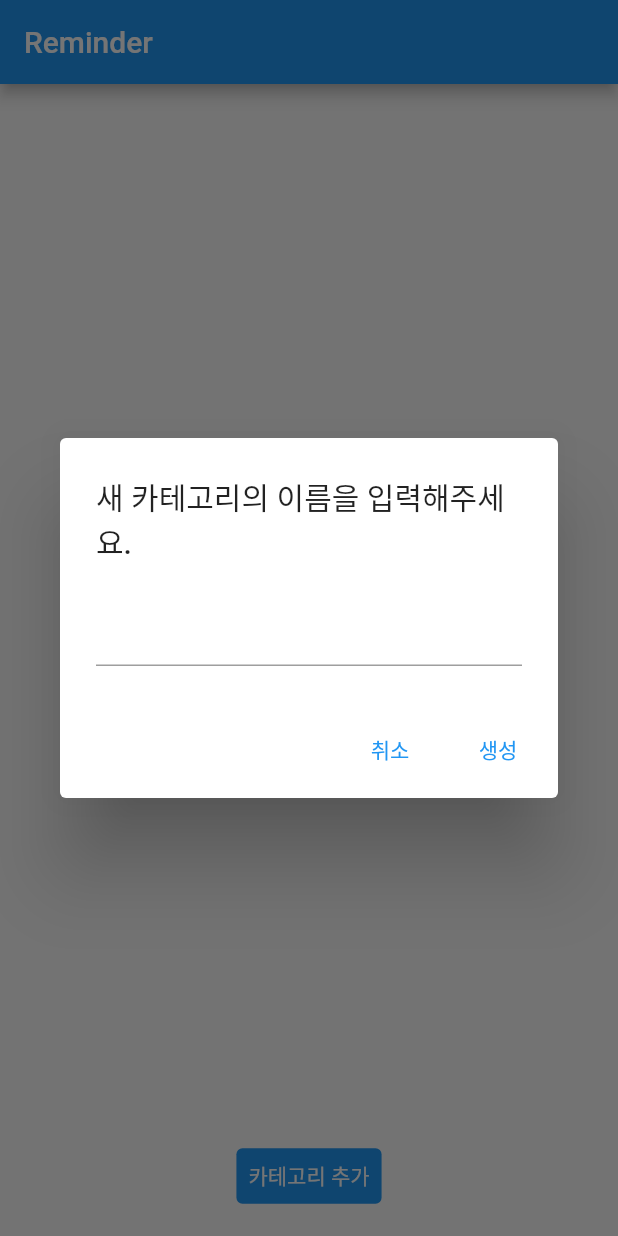
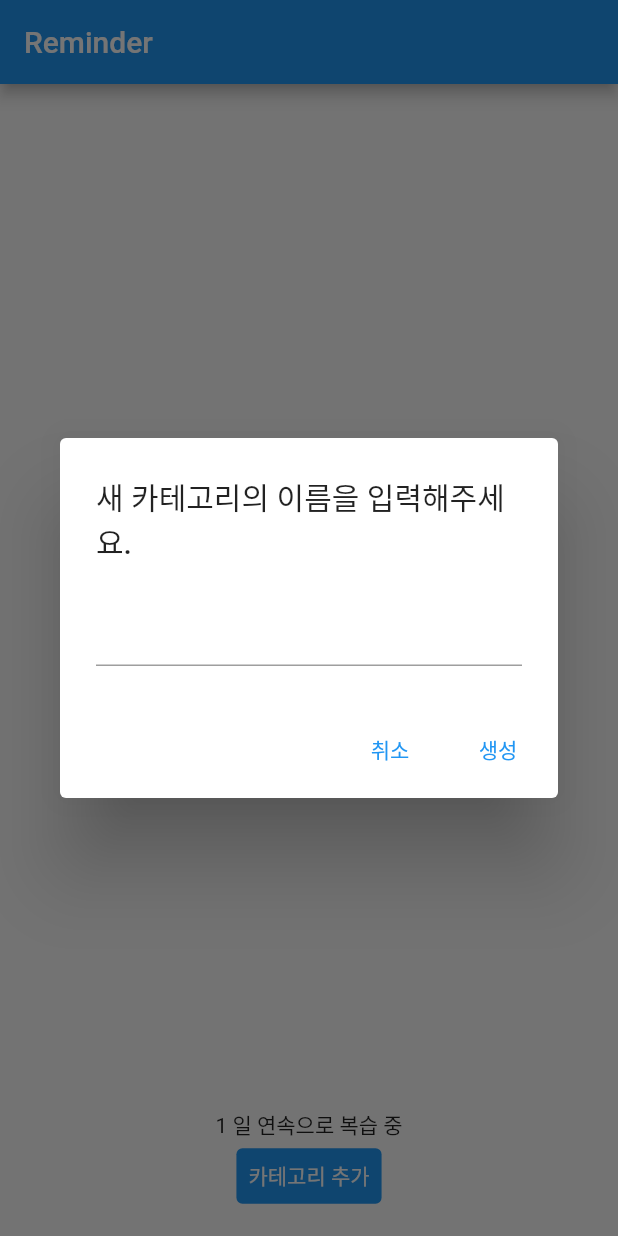
Before and after one commit to LimYooyeol/reminder, a Flutter app: the screen it shows after launch, after a tap on "카테고리 추가", on a phone screen of 412 x 824 dp. Run offline on Flutter 3.47's test engine with Material 2 defaults, Android fonts, the phone set to English and light mode, and no system bars; our stand-ins replace sqflite; accounts and stored records are empty.

Commit message:
접속 기록 추가

```diff
--- /dev/null
+++ b/lib/model/history.dart
@@ -0,0 +1,45 @@
+import 'package:reminder/model/quiz.dart';
+
+class HistoryFields{
+  static final String id = 'id';
+  static final String lastDate = 'last_date';
+  static final String continued = 'continued';
+}
+
+class History{
+  static String tableName = 'history';
+
+  final int? id;
+  final DateTime lastDate;
+  final int continued;
+
+  const History({
+    this.id,
+    required this.lastDate,
+    required this.continued,
+  });
+
+  Map<String, dynamic> toJson(){
+    return{
+      HistoryFields.id: id,
+      HistoryFields.lastDate: lastDate.toIso8601String(),
+      HistoryFields.continued: continued,
+    };
+  }
+
+  factory History.fromJson(Map<String, dynamic> json){
+    return History(
+      id: json[HistoryFields.id] as int?,
+      lastDate: DateTime.parse(json[HistoryFields.lastDate] as String),
+      continued: json[HistoryFields.continued] as int,
+    );
+  }
+
+  History clone({int? id}){
+    return History(
+      id: id,
+      lastDate: lastDate,
+      continued: continued,
+    );
+  }
+}
--- /dev/null
+++ b/lib/repository/HistoryRepository.dart
@@ -0,0 +1,51 @@
+
+import 'package:reminder/repository/sql_database.dart';
+
+import '../model/history.dart';
+
+class HistoryRepository{
+
+  //저장
+  static Future<History> save(History history) async{
+    var db = await SqlDatabase().database;
+
+    var id = await db?.insert(History.tableName, history.toJson());
+
+    return history.clone(id:id);
+  }
+
+  // 조회
+  static Future<History?> getHistory() async{
+    var db = await SqlDatabase().database;
+
+    var result = await db?.query(History.tableName, columns: [
+     HistoryFields.lastDate,
+     HistoryFields.continued,
+    ]);
+
+    var listResult = result!.map((data){
+      return History.fromJson(data);
+    }).toList();
+
+    if(listResult.isEmpty){
+      return null;
+    }
+
+    return listResult[0];
+  }
+
+  // 수정
+  static Future<void> update(DateTime lastDate, int continued) async{
+    var db = await SqlDatabase().database;
+
+    await db?.update(History.tableName,
+      {
+        HistoryFields.lastDate: lastDate.toIso8601String(),
+        HistoryFields.continued: continued,
+      },
+      where: 'id = ?',
+      whereArgs: [1],
+    );
+  }
+
+}
--- a/lib/repository/sql_database.dart
+++ b/lib/repository/sql_database.dart
@@ -2,6 +2,7 @@ import 'package:path/path.dart';
 import 'package:reminder/model/category.dart';
 import 'package:sqflite/sqflite.dart';
 
+import '../model/history.dart';
 import '../model/quiz.dart';
 
 class SqlDatabase{
@@ -20,7 +21,7 @@ class SqlDatabase{
   Future<void> _initDataBase() async {
     var databasePath = await getDatabasesPath();
     String path = join(databasePath, 'reminder.db');
-    await deleteDatabase(path);
+    // await deleteDatabase(path);
     _database = await openDatabase(path, version: 1, onCreate: _databaseCreate);
   }
 
@@ -41,6 +42,14 @@ class SqlDatabase{
         FOREIGN KEY (${QuizFields.categoryId}) REFERENCES ${Category.tableName}(id) ON DELETE CASCADE
       );
     ''');
+
+    await db.execute('''
+      create table ${History.tableName}(
+        ${HistoryFields.id}         integer primary key autoincrement,
+        ${HistoryFields.lastDate}   text    not null,
+        ${HistoryFields.continued}  integer not null
+      );
+    ''');
   }
 
   void closeDataBase() async{
--- a/lib/view/home.dart
+++ b/lib/view/home.dart
@@ -1,6 +1,8 @@
 import 'package:flutter/material.dart';
 import 'package:reminder/model/category.dart';
+import 'package:reminder/model/history.dart';
 import 'package:reminder/repository/CategoryRepository.dart';
+import 'package:reminder/repository/HistoryRepository.dart';
 import 'package:reminder/view/quiz_list_view.dart';
 
 class Home extends StatefulWidget {
@@ -11,6 +13,21 @@ class Home extends StatefulWidget {
 }
 
 class _HomeState extends State<Home> {
+
+  Future<History?> _loadHistory() async{
+    return await HistoryRepository.getHistory();
+  }
+
+  void _makeHistory() async{
+    History history = History(lastDate: DateTime.now(), continued: 1);
+    await HistoryRepository.save(history);
+    update();
+  }
+
+  void _updateHistory(DateTime lastDate, int continued) async{
+    await HistoryRepository.update(lastDate, continued);
+    update();
+  }
 
   void createCategory(String name) async{
     Category category = Category(name: name);
@@ -125,7 +142,35 @@ class _HomeState extends State<Home> {
           }
         },
       ),
-      floatingActionButton: TextButton(
+      floatingActionButton: FutureBuilder<History?>(
+        future: _loadHistory(),
+        builder: (context, snapshot){
+          if(snapshot.hasError){
+            return Text('오류');
+          }
+          if(snapshot.hasData){
+            var history = snapshot.data;
+            DateTime now = DateTime.now();
+            DateTime today = DateTime(now.year, now.month, now.day);
+
+            DateTime lastDate = history!.lastDate;
+            DateTime lastDay = DateTime(lastDate.year, lastDate.month, lastDate.day);
+
+            // !첫 접속& 날짜 바뀌고 접속
+            if(today.difference(lastDay).inDays != 0){
+              // 연속 접속
+              if(today.difference(lastDay).inDays <= 1){
+                _updateHistory(now, history.continued + 1);
+              }else{ // 연속 접속 끝
+                _updateHistory(now, 1);
+             }
+            }
+
+            return Column(
+              mainAxisAlignment: MainAxisAlignment.end,
+              children: [
+                Text('${history.continued} 일 연속으로 복습 중'),
+                TextButton(
                   onPressed: (){
                     String? inputText;
                     AlertDialog alertDialog = AlertDialog(
@@ -154,6 +199,15 @@ class _HomeState extends State<Home> {
                   ),
                   child: Text('카테고리 추가', style: TextStyle(color: Colors.white),),
                 ),
+              ],
+            );
+          }else{
+            // 첫 접속
+            _makeHistory();
+            return CircularProgressIndicator();
+          }
+        },
+      ),
       floatingActionButtonLocation:  FloatingActionButtonLocation.centerFloat,
     );
   }
```
Lines whose indentation alone changed are shown as unchanged.
